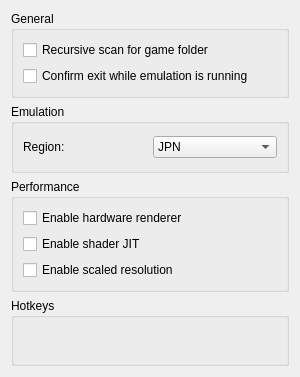
Above: src/citra_qt/configure_general.ui from PabloMK7/citra before the change. Below: the same form after it.
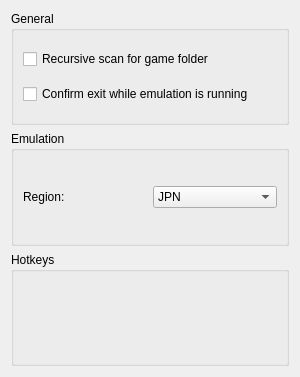
That is the form after the change. Custom widgets are drawn as their Qt base class.

Commit message: qt: Add a configuration tab for Graphics and move relevant fields.

```diff
--- a/src/citra_qt/configure_general.ui
+++ b/src/citra_qt/configure_general.ui
@@ -106,40 +106,6 @@
        </layout>
       </widget>
      </item>
-     <item>
-      <widget class="QGroupBox" name="groupBox_2">
-       <property name="title">
-        <string>Performance</string>
-       </property>
-       <layout class="QHBoxLayout" name="horizontalLayout_2">
-        <item>
-         <layout class="QVBoxLayout" name="verticalLayout_3">
-          <item>
-           <widget class="QCheckBox" name="toogle_hw_renderer">
-            <property name="text">
-             <string>Enable hardware renderer</string>
-            </property>
-           </widget>
-          </item>
-          <item>
-           <widget class="QCheckBox" name="toogle_shader_jit">
-            <property name="text">
-             <string>Enable shader JIT</string>
-            </property>
-           </widget>
-          </item>
-          <item>
-           <widget class="QCheckBox" name="toogle_scaled_resolution">
-            <property name="text">
-             <string>Enable scaled resolution</string>
-            </property>
-           </widget>
-          </item>
-         </layout>
-        </item>
-       </layout>
-      </widget>
-     </item>
      <item>
       <widget class="QGroupBox" name="groupBox_3">
        <property name="title">
```
The commit also changes 7 other files.
